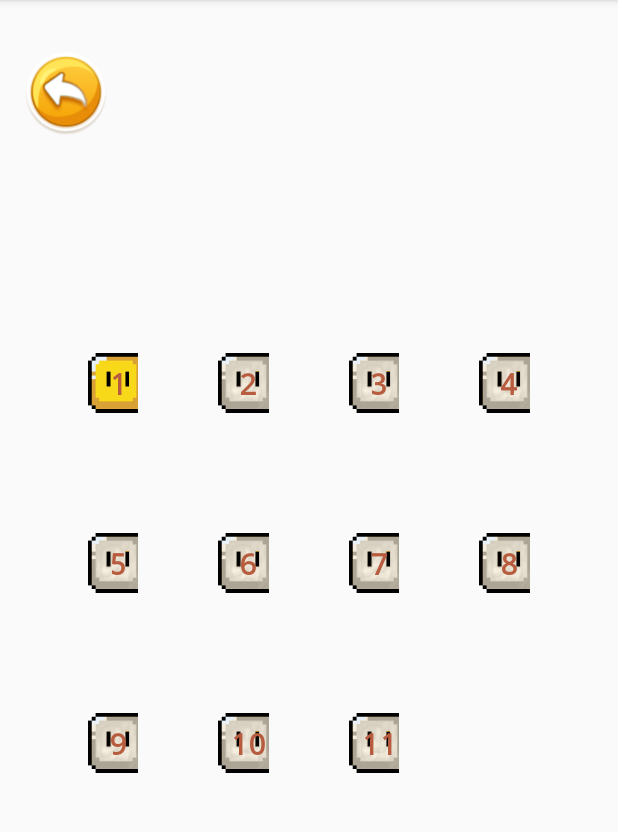
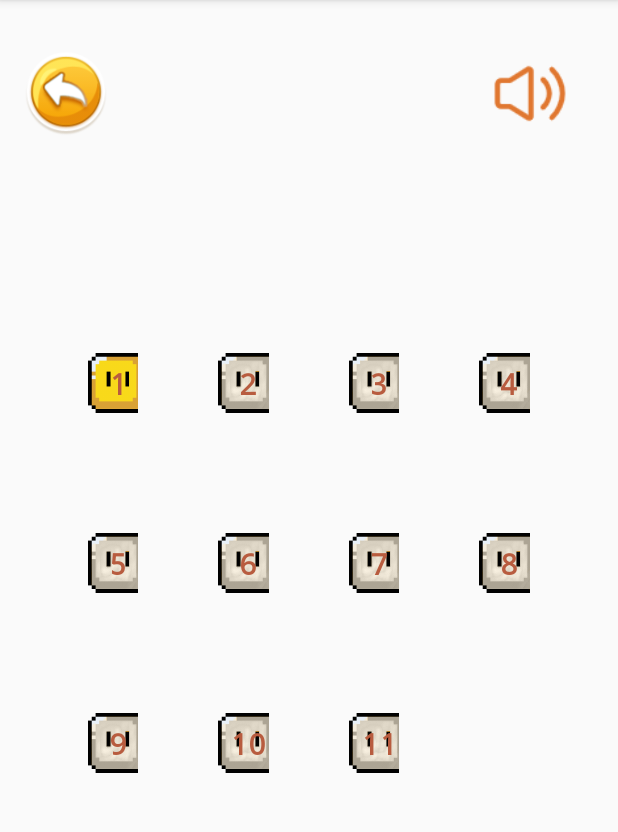
Before and after one commit to JiuR999/DiglettGame, an Android app: the LevelSelectionActivity screen opened directly, with no data from a screen before it, on a phone screen of 412 x 824 dp, the part 84-916 px from its top. Run offline under Robolectric (Android 15) with nearby library versions, the phone set to English and light mode, and no system bars; Roboto replaces fonts that are not available here.

```diff
--- a/app/src/main/java/cn/swust/firstcold/diglettgame/BcmusicService.java
+++ b/app/src/main/java/cn/swust/firstcold/diglettgame/BcmusicService.java
@@ -11,7 +11,7 @@ import android.os.IBinder;
 public class BcmusicService extends Service {
     public BcmusicService() {
     }
-    MediaPlayer mediaPlayer;
+    public static MediaPlayer mediaPlayer;
     //记录音乐播放状态
     static boolean isPlayer;
 
@@ -46,7 +46,7 @@ public class BcmusicService extends Service {
         super.onDestroy();
     }
     //关闭音量
-    protected void shutMusic(){
+    public static void shutMusic(){
         mediaPlayer.setVolume(0,0);
     }
 }
--- a/app/src/main/java/cn/swust/firstcold/diglettgame/LevelSelectionActivity.java
+++ b/app/src/main/java/cn/swust/firstcold/diglettgame/LevelSelectionActivity.java
@@ -26,6 +26,8 @@ public class LevelSelectionActivity extends AppCompatActivity {
     private List<Level> levels;
     private ImageView imgReturn;
     private String account;
+    private ImageView imgMusic;
+    private boolean isPlay = true;
     @Override
     protected void onCreate(Bundle savedInstanceState) {
         super.onCreate(savedInstanceState);
@@ -44,10 +46,19 @@ public class LevelSelectionActivity extends AppCompatActivity {
      */
     private void startPlayBacMusic() {
         Intent intent = new Intent(LevelSelectionActivity.this,BcmusicService.class);
-        //startService(intent);
+        startService(intent);
+    }
+    /**
+     * 停止播放音乐
+     */
+    private void stopPlayBacMusic() {
+        Intent intent = new Intent(LevelSelectionActivity.this,BcmusicService.class);
+        stopService(intent);
     }
 
     private void initRecycleView() {
+        imgMusic = findViewById(R.id.imgMusic);
+
         // 设置布局管理器为网格布局管理器，每行显示五个关卡
         GridLayoutManager layoutManager = new GridLayoutManager(this, 4);
         recyclerView.setLayoutManager(layoutManager);
@@ -66,7 +77,20 @@ public class LevelSelectionActivity extends AppCompatActivity {
             }
         });
         recyclerView.setAdapter(adapter);
-
+        imgMusic.setOnClickListener(new View.OnClickListener() {
+            @Override
+            public void onClick(View v) {
+                if(isPlay){
+                    imgMusic.setImageResource(R.mipmap.music_off);
+                    isPlay = false;
+                    stopPlayBacMusic();
+                }else{
+                    imgMusic.setImageResource(R.mipmap.music_on);
+                    isPlay = true;
+                    startPlayBacMusic();
+                }
+            }
+        });
         imgReturn = findViewById(R.id.imgReturn);
         imgReturn.setOnClickListener(new View.OnClickListener() {
             @Override
--- a/app/src/main/res/layout/activity_level_selection.xml
+++ b/app/src/main/res/layout/activity_level_selection.xml
@@ -23,13 +23,21 @@
         android:layout_width="match_parent"
         android:layout_height="100dp"
         android:layout_alignParentTop="true"
-        android:layout_marginTop="5dp">
+        android:layout_marginTop="5dp"
+        android:orientation="horizontal">
 
         <ImageView
             android:id="@+id/imgReturn"
             android:layout_width="56dp"
             android:layout_height="82dp"
             app:srcCompat="@drawable/ic_fanhui" />
+
+        <ImageView
+            android:id="@+id/imgMusic"
+            android:layout_width="56dp"
+            android:layout_height="82dp"
+            android:layout_marginLeft="253dp"
+            app:srcCompat="@mipmap/music_on" />
     </LinearLayout>
 
 </RelativeLayout>
```
Also changed, not shown: app/src/main/java/cn/swust/firstcold/diglettgame/MouseActivity.java (+56 -47 lines).
